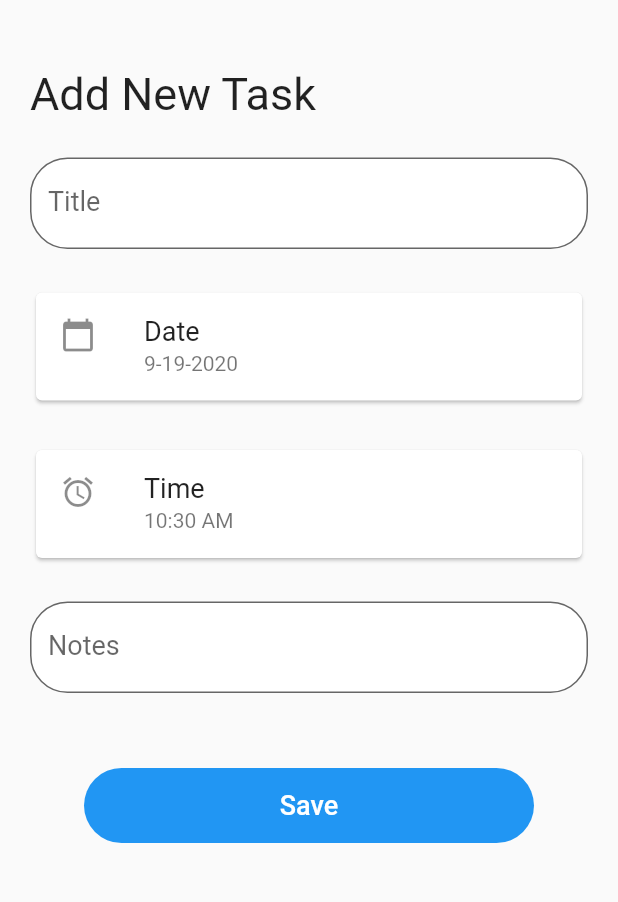
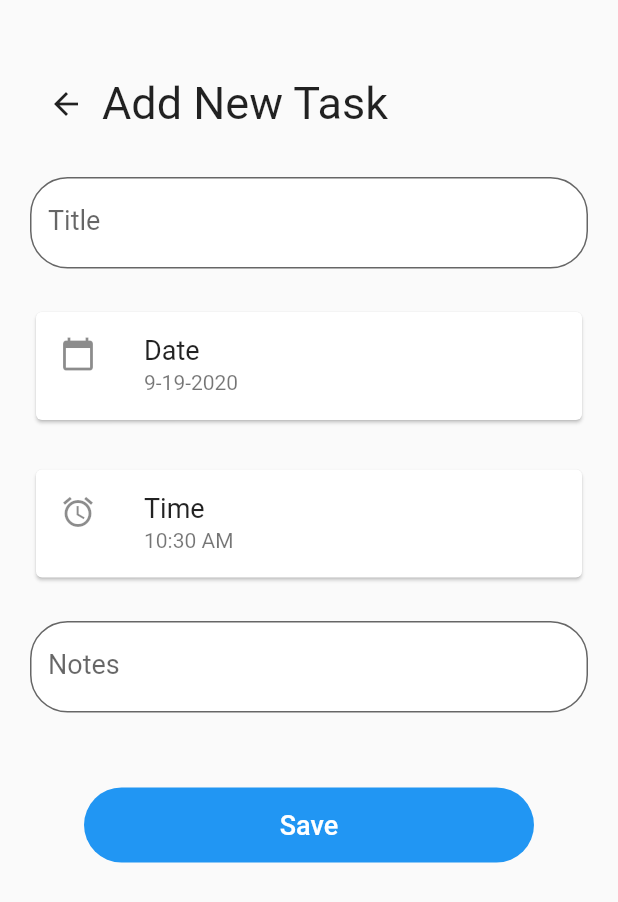
Before and after one commit to kimberlycao/Calendarly, a Flutter app: the screen it shows after launch, after a tap on the "add" icon, on a phone screen of 412 x 824 dp. Shown: the top 902 px of the screen. Run offline on Flutter 3.47's test engine with Material 2 defaults, Android fonts, the phone set to English and light mode, and no system bars; our stand-ins replace firebase_auth, firebase_core, flutter_signin_button, google_fonts, google_sign_in, table_calendar; accounts and stored records are empty.

Commit message:
Updated page navigation

```diff
--- a/lib/add_event.dart
+++ b/lib/add_event.dart
@@ -1,3 +1,4 @@
+import 'package:calendarly/calendar.dart';
 import 'package:flutter/material.dart';
 import 'package:google_fonts/google_fonts.dart';
 
@@ -20,8 +21,20 @@ class _AddEventState extends State<AddEvent> {
               crossAxisAlignment: CrossAxisAlignment.start,
               children: [
                 SizedBox(height: 25.0),
-                Text("Add New Task",
-                    style: GoogleFonts.breeSerif(fontSize: 30.0)),
+                Row(
+                  children: [
+                    BackButton(
+                      onPressed: () {
+                        Navigator.push(
+                            context,
+                            MaterialPageRoute(
+                                builder: (context) => HomePage()));
+                      },
+                    ),
+                    Text("Add New Task",
+                        style: GoogleFonts.breeSerif(fontSize: 30.0)),
+                  ],
+                ),
                 SizedBox(height: 25.0),
                 TextFormField(
                   validator: (val) {
--- a/lib/calendar.dart
+++ b/lib/calendar.dart
@@ -55,7 +55,11 @@ class _HomePageState extends State<HomePage> {
                       children: [
                         Text("Calendarly",
                             style: GoogleFonts.breeSerif(fontSize: 30.0)),
-                        FloatingActionButton(
+                        SizedBox(
+                          height: 35.0,
+                          width: 35.0,
+                          child: FloatingActionButton(
+                            backgroundColor: Colors.blue[600],
                             onPressed: () {
                               Navigator.push(
                                   context,
@@ -63,6 +67,7 @@ class _HomePageState extends State<HomePage> {
                                       builder: (context) => AddEvent()));
                             },
                             child: Icon(Icons.add),
+                          ),
                         ),
                       ],
                     ),
```
Lines whose indentation alone changed are shown as unchanged.
